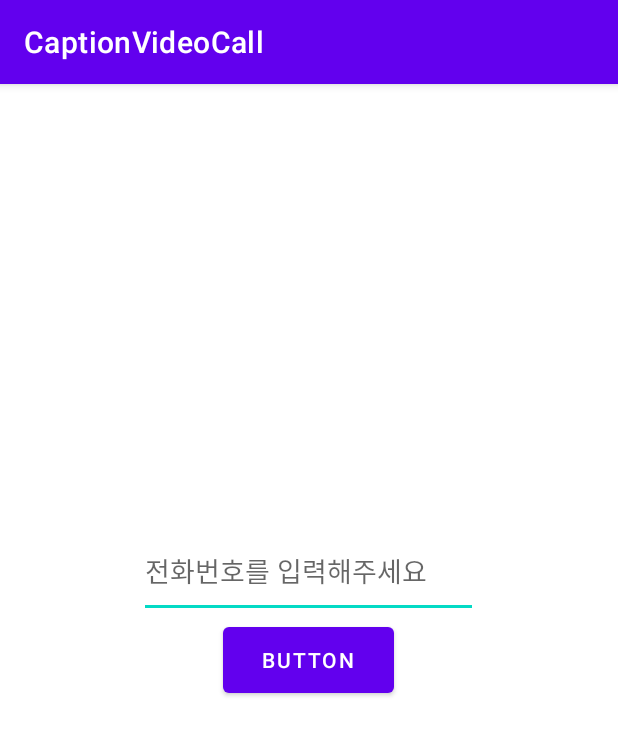
After one commit to yunmiheo0509/CaptionVideoCall, an Android app: the ProposeCallActivity screen opened directly, with no data from a screen before it, on a phone screen of 412 x 824 dp. The commit adds this screen. Shown: the top 735 px of the screen. Run offline under Robolectric (Android 15) with nearby library versions, the phone set to English and light mode, and no system bars; our stand-ins replace data binding; 1 statement that could not run was skipped.

Commit message:
ProposeCallActivity 구현

```diff
--- a/app/src/main/AndroidManifest.xml
+++ b/app/src/main/AndroidManifest.xml
@@ -24,6 +24,12 @@
         android:roundIcon="@mipmap/ic_launcher_round"
         android:supportsRtl="true"
         android:theme="@style/Theme.CaptionVideoCall">
+        <activity
+            android:name="com.cationvideocall.example.captionvideocall.ProposeCallActivity"
+            android:exported="true" />
+        <activity
+            android:name="com.cationvideocall.example.captionvideocall.MainActivity"
+            android:exported="true" />
         <activity
             android:name="com.cationvideocall.example.captionvideocall.NotifyCallActivity"
             android:exported="true" />
--- a/app/src/main/java/com/cationvideocall/example/captionvideocall/FirebaseMessagingIDService.java
+++ b/app/src/main/java/com/cationvideocall/example/captionvideocall/FirebaseMessagingIDService.java
@@ -26,6 +26,7 @@ public class FirebaseMessagingIDService extends FirebaseMessagingService {
     public void onNewToken(String s) {
         super.onNewToken(s);
         Log.e("Firebase", "FirebaseInstanceIDService : " + s);
+
     }
 
 
--- /dev/null
+++ b/app/src/main/java/com/cationvideocall/example/captionvideocall/ProposeCallActivity.java
@@ -0,0 +1,68 @@
+package com.cationvideocall.example.captionvideocall;
+
+import androidx.appcompat.app.AppCompatActivity;
+import androidx.databinding.DataBindingUtil;
+
+import android.content.Intent;
+import android.os.Bundle;
+import android.util.Log;
+import android.widget.Toast;
+
+import com.captionvideocall.example.captionvideocall.R;
+import com.captionvideocall.example.captionvideocall.databinding.ActivityMainBinding;
+import com.captionvideocall.example.captionvideocall.databinding.ActivityProposeCallBinding;
+import com.cationvideocall.example.captionvideocall.Retrofit.RetrofitHelper;
+import com.cationvideocall.example.captionvideocall.Retrofit.RetrofitService;
+import com.google.gson.JsonObject;
+
+import retrofit2.Call;
+import retrofit2.Callback;
+import retrofit2.Response;
+
+public class ProposeCallActivity extends AppCompatActivity {
+    private ActivityProposeCallBinding binding;
+    RetrofitService retrofitService;
+    @Override
+    protected void onCreate(Bundle savedInstanceState) {
+        super.onCreate(savedInstanceState);
+        setContentView(R.layout.activity_propose_call);
+        Intent intent = getIntent();
+        String user_id = intent.getExtras().getString("user_id");
+
+        // bind activity layout
+        binding = DataBindingUtil.setContentView(this, R.layout.activity_propose_call);
+
+        binding.btnCall.setOnClickListener(view -> {
+            retrofitService = RetrofitHelper.getRetrofit().create(RetrofitService.class);
+
+            Call<JsonObject> call = retrofitService.getPropose(user_id,binding.etPhoneNum.getText().toString());
+
+            call.enqueue(new Callback<JsonObject>() {
+                @Override
+                public void onResponse(Call<JsonObject> call, Response<JsonObject> response) {
+                    if (response.isSuccessful()) {
+                        Log.d("연결 성공", response.toString());
+
+                        JsonObject jsonObject = response.body();
+                        Log.d("바디바디", jsonObject.toString());
+                        String code = jsonObject.get("code").toString();
+                        Log.d("code: ",code);
+                        if(!code.equals("205")){
+                            String roomNum = jsonObject.getAsJsonObject("room_num").toString();
+                            Log.d("room_num: ", roomNum);
+                        }
+
+                    } else {
+
+                        Log.d("오류발생", response.message());
+                    }
+                }
+
+                @Override
+                public void onFailure(Call<JsonObject> call, Throwable t) {
+                    Log.d("통신실패", t.getMessage());
+                }
+            });
+        });
+    }
+}
--- a/app/src/main/java/com/cationvideocall/example/captionvideocall/Retrofit/Common.java
+++ b/app/src/main/java/com/cationvideocall/example/captionvideocall/Retrofit/Common.java
@@ -1,8 +1,10 @@
 package com.cationvideocall.example.captionvideocall.Retrofit;
 public class Common {
 
-    public static final String BASE_SERVER_URL = "https://8cf2-1-225-235-239.ngrok.io";
+    public static final String BASE_SERVER_URL = "https://701d-123-142-251-88.ngrok.io";
     public static final String LoginURL = "/login"; //로그인\
     public static final String RegisterURL = "/register"; //회원가입\
+    public static final String proposeURL = "/propose_call"; //
+
 
 }
--- a/app/src/main/java/com/cationvideocall/example/captionvideocall/Retrofit/RetrofitService.java
+++ b/app/src/main/java/com/cationvideocall/example/captionvideocall/Retrofit/RetrofitService.java
@@ -19,5 +19,9 @@ public interface RetrofitService {
     Call<JsonObject> getRegister(@Field("user_id") String user_id,
                                    @Field("password") String password,
                                    @Field("token") String token);
+    @FormUrlEncoded
+    @POST(Common.proposeURL)
+    Call<JsonObject> getPropose(@Field("user_id") String user_id,
+                                 @Field("counter_id") String counter_id);
 
 }
--- /dev/null
+++ b/app/src/main/res/layout/activity_propose_call.xml
@@ -0,0 +1,32 @@
+<?xml version="1.0" encoding="utf-8"?>
+<layout
+    xmlns:android="http://schemas.android.com/apk/res/android"
+    xmlns:app="http://schemas.android.com/apk/res-auto"
+    xmlns:tools="http://schemas.android.com/tools">
+    <androidx.constraintlayout.widget.ConstraintLayout
+        android:layout_width="match_parent"
+        android:layout_height="match_parent"
+        tools:context="com.cationvideocall.example.captionvideocall.ProposeCallActivity">
+
+        <Button
+            android:id="@+id/btn_call"
+            android:layout_width="114dp"
+            android:layout_height="56dp"
+            android:text="Button"
+            app:layout_constraintBottom_toBottomOf="parent"
+            app:layout_constraintEnd_toEndOf="parent"
+            app:layout_constraintHorizontal_bias="0.498"
+            app:layout_constraintStart_toStartOf="parent"
+            app:layout_constraintTop_toTopOf="parent" />
+
+        <EditText
+            android:id="@+id/et_phoneNum"
+            android:layout_width="226dp"
+            android:layout_height="62dp"
+            android:hint="전화번호를 입력해주세요"
+            app:layout_constraintBottom_toTopOf="@+id/btn_call"
+            app:layout_constraintEnd_toEndOf="parent"
+            app:layout_constraintHorizontal_bias="0.498"
+            app:layout_constraintStart_toStartOf="parent" />
+    </androidx.constraintlayout.widget.ConstraintLayout>
+</layout>
```
Also changed, not shown: app/src/main/java/com/cationvideocall/example/captionvideocall/LoginActivity.java (+5 -7 lines), app/src/main/java/com/cationvideocall/example/captionvideocall/Retrofit/RetrofitHelper.java (+10 -0 lines), app/src/main/java/com/cationvideocall/example/captionvideocall/SignupActivity.java (+20 -2 lines).
